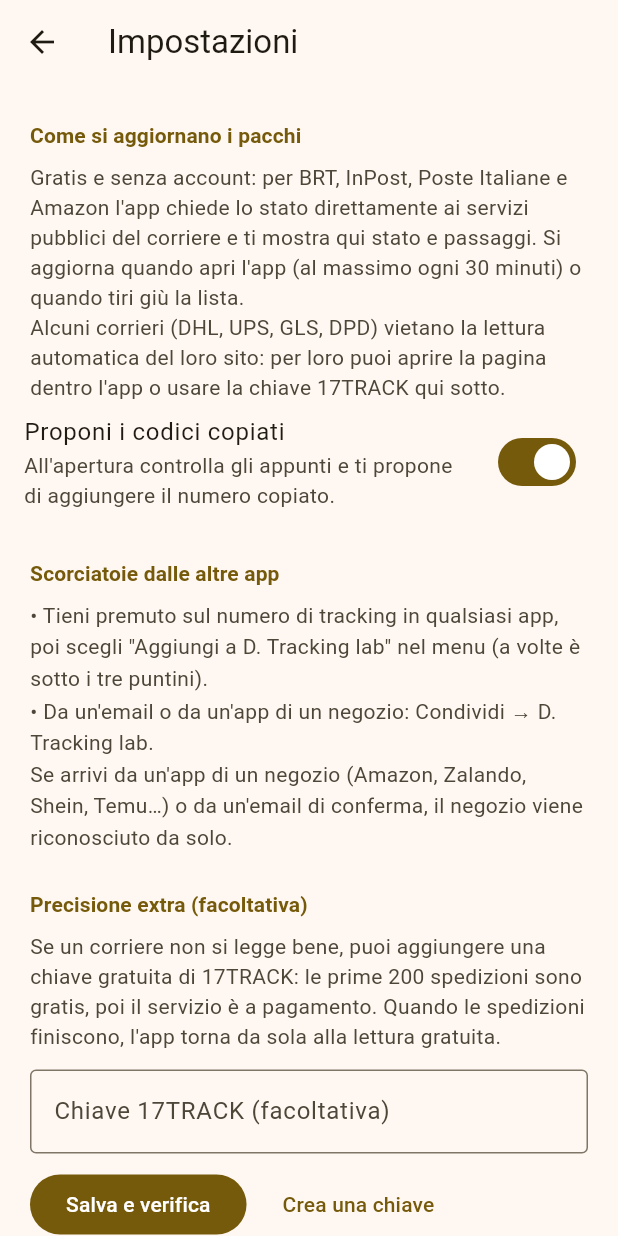
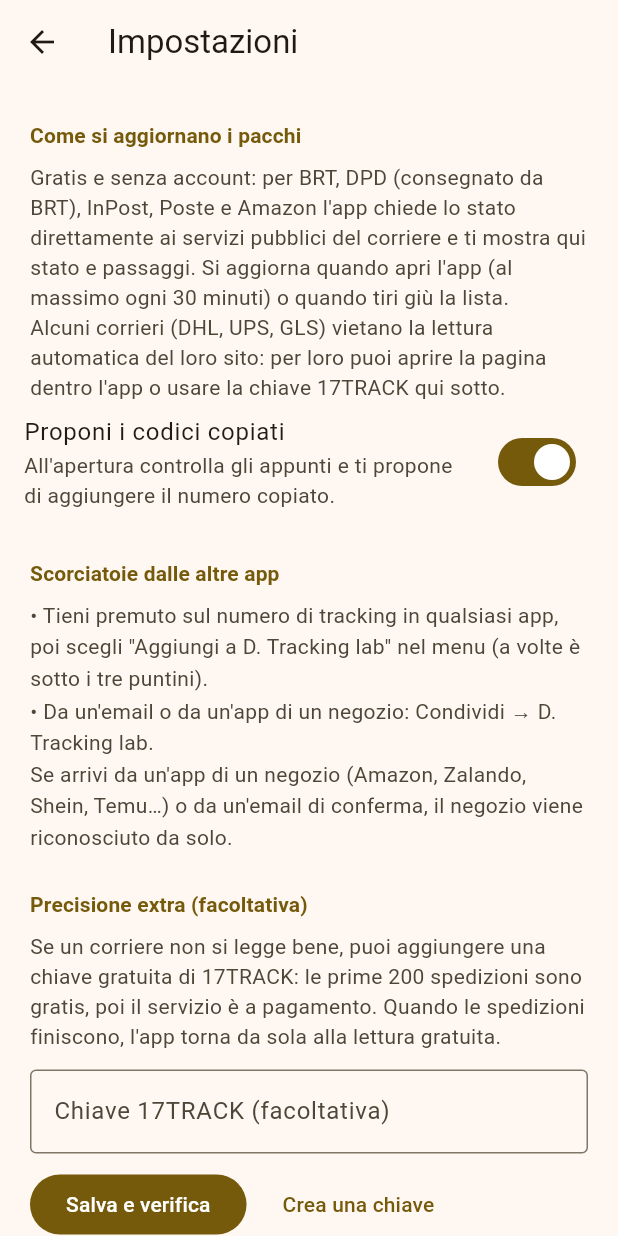
Before and after one commit to pestathe-ai/D.-Tracking-Lab.-, a Flutter app: the screen it shows after launch, after a tap on the "settings" icon, on a phone screen of 412 x 824 dp. Run offline on Flutter 3.47's test engine with Material 3 defaults, Android fonts, the phone set to English and light mode, and no system bars; our stand-ins replace shared_preferences, webview_flutter; missing offline and left inert: mobile_scanner.

Commit message:
v0.3: DPD letto tramite BRT (partner DPD in Italia)
Il modulo BRTcode di vas.brt.it accetta i numeri DPD a 14 cifre;
la pagina originale di DPD ora apre BRT in italiano invece del sito tedesco.

Co-Authored-By: Claude Opus 5.5 <noreply@anthropic.com>
Claude-Session: https://claude.ai/code/session_01M58GYQw7MPCPx2NHGqXLGe

```diff
--- a/lib/core/carriers.dart
+++ b/lib/core/carriers.dart
@@ -113,7 +113,8 @@ const carriers = <Carrier>[
     name: 'DPD',
     patterns: [r'\d{14}'],
     keywords: ['dpd'],
-    urlTemplate: 'https://tracking.dpd.de/status/it_IT/parcel/{n}',
+    // In Italia DPD è consegnato da BRT: pagina BRT in italiano.
+    urlTemplate: 'https://www.mybrt.it/it/mybrt/my-parcels/search?parcelNumber={n}',
   ),
   Carrier(
     id: 'fedex',
--- a/lib/core/sources_parse.dart
+++ b/lib/core/sources_parse.dart
@@ -159,7 +159,9 @@ String htmlToText(String html) {
 /// Pagina di risultato di vas.brt.it (sped_det_show).
 SourceResult parseBrtHtml(String html, String number, {DateTime? now}) {
   final text = htmlToText(html);
-  if (RegExp(r'TIS0564|Spedizione non trovata|non trovata oppure ancora in elaborazione',
+  if (RegExp(
+          r'TIS0564|TIS0868|Spedizione non trovata|non trovata oppure ancora in elaborazione|'
+          r'Parcel label number \S+ non trovato|BRTcode \S+ non valido',
           caseSensitive: false)
       .hasMatch(text)) {
     return const SourceResult(status: ShipStatus.notFound, notFound: true);
--- a/lib/services/carrier_sources.dart
+++ b/lib/services/carrier_sources.dart
@@ -16,12 +16,13 @@ class CarrierSources {
       '(KHTML, like Gecko) Chrome/130.0 Mobile Safari/537.36';
 
   /// Corrieri letti direttamente dall'app.
-  static const supported = {'brt', 'inpost', 'poste', 'amazon'};
+  static const supported = {'brt', 'dpd', 'inpost', 'poste', 'amazon'};
 
   bool supports(String carrierId) => supported.contains(carrierId);
 
   Future<SourceResult> fetch(String carrierId, String number) => switch (carrierId) {
-        'brt' => _brt(number),
+        // In Italia i pacchi DPD li consegna BRT, che li rintraccia col suo modulo.
+        'brt' || 'dpd' => _brt(number),
         'inpost' => _inpost(number),
         'poste' => _poste(number),
         'amazon' => _amazon(number),
@@ -63,8 +64,8 @@ class CarrierSources {
   // BRT: pagina pubblica di vas.brt.it, generata dal server.
   Future<SourceResult> _brt(String number) async {
     final http.Response res;
-    if (number.length == 19) {
-      // BRTcode (19 cifre): modulo dedicato.
+    if (number.length == 19 || number.length == 14) {
+      // BRTcode (19 cifre) o numero DPD (14 cifre): modulo dedicato.
       res = await _send(_client.post(
         Uri.https('vas.brt.it', '/vas/sped_det_show.htm'),
         headers: {..._headers(accept: 'text/html'), 'Content-Type': 'application/x-www-form-urlencoded'},
--- a/lib/ui/settings_screen.dart
+++ b/lib/ui/settings_screen.dart
@@ -72,10 +72,10 @@ class _SettingsScreenState extends State<SettingsScreen> {
             Padding(
               padding: const EdgeInsets.symmetric(horizontal: 20),
               child: Text(
-                'Gratis e senza account: per BRT, InPost, Poste Italiane e Amazon l\'app chiede '
+                'Gratis e senza account: per BRT, DPD (consegnato da BRT), InPost, Poste e Amazon l\'app chiede '
                 'lo stato direttamente ai servizi pubblici del corriere e ti mostra qui stato e passaggi. '
                 'Si aggiorna quando apri l\'app (al massimo ogni 30 minuti) o quando tiri giù la lista.\n'
-                'Alcuni corrieri (DHL, UPS, GLS, DPD) vietano la lettura automatica del loro sito: '
+                'Alcuni corrieri (DHL, UPS, GLS) vietano la lettura automatica del loro sito: '
                 'per loro puoi aprire la pagina dentro l\'app o usare la chiave 17TRACK qui sotto.',
                 style: muted,
               ),
@@ -143,7 +143,7 @@ class _SettingsScreenState extends State<SettingsScreen> {
                 child: Text(_keyInfo!, style: theme.textTheme.bodyMedium),
               ),
             const SizedBox(height: 32),
-            Center(child: Text('D. Tracking lab · versione 0.2', style: muted)),
+            Center(child: Text('D. Tracking lab · versione 0.3', style: muted)),
             const SizedBox(height: 4),
             Center(child: Text('un\'app Dom Studio', style: theme.textTheme.bodySmall)),
           ],
--- a/pubspec.yaml
+++ b/pubspec.yaml
@@ -1,7 +1,7 @@
 name: d_tracking_lab
 description: "D. Tracking lab: tutti i tuoi pacchi in un posto, gratis."
 publish_to: 'none'
-version: 0.2.0+2
+version: 0.3.0+3
 
 environment:
   sdk: ^3.8.0
```
Also changed, not shown: 2 other files.
